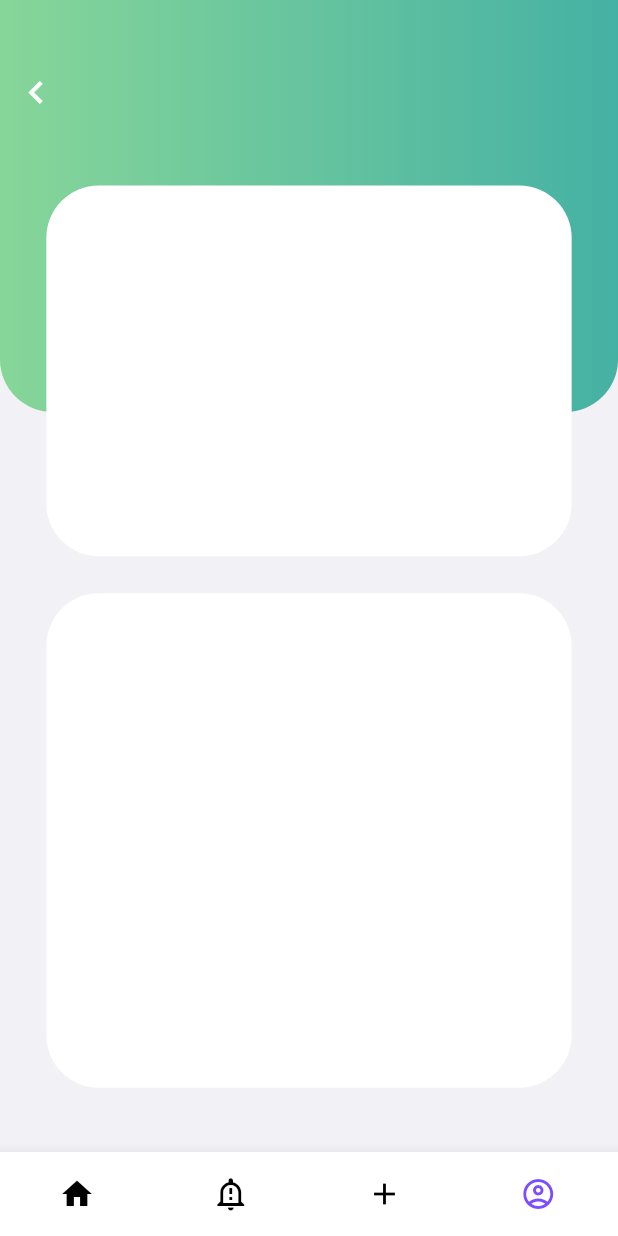
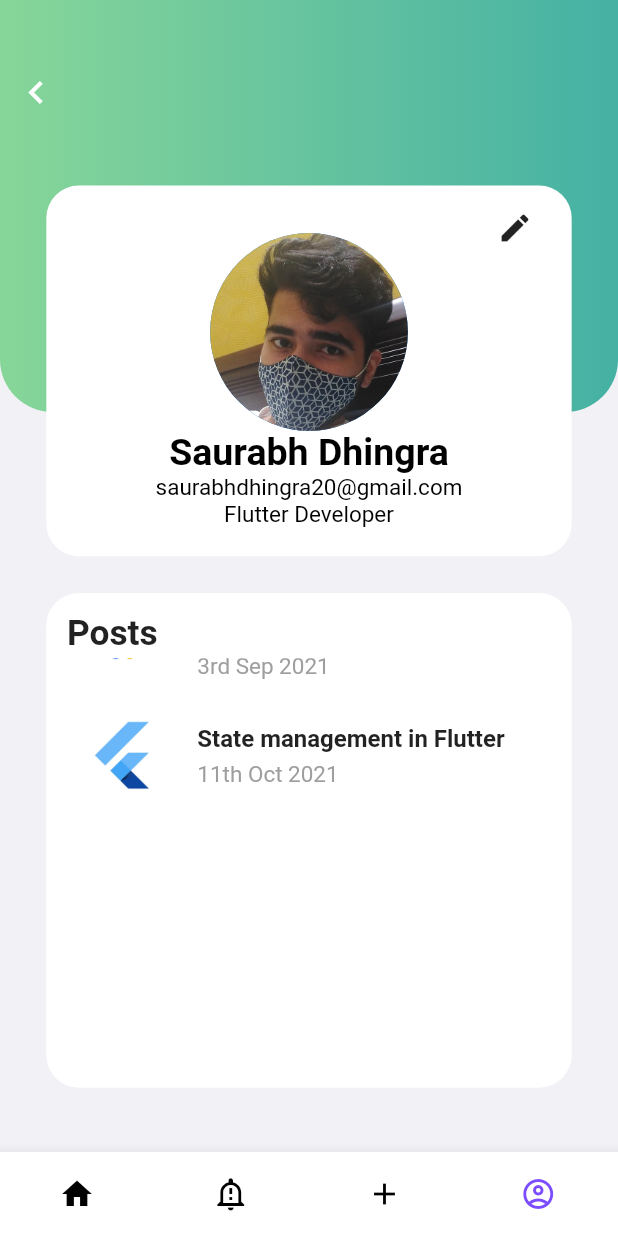
Before and after one commit to GDSC-USICT/GDSC-USICT-App, a Flutter app: the screen it shows after launch, item 4 of the bottom bar chosen, after a tap on the "chevron left" icon, on a phone screen of 412 x 824 dp. Run offline on Flutter 3.47's test engine with Material 2 defaults, Android fonts, the phone set to English and light mode, and no system bars; drawn by our look-alikes of animated_bottom_navigation_bar.

Commit message:
Profile page layout

```diff
--- a/lib/Screens/profile_screen.dart
+++ b/lib/Screens/profile_screen.dart
@@ -1,6 +1,9 @@
 import 'package:flutter/material.dart';
 import 'package:flutter/cupertino.dart';
 import 'package:gdsc_usict/constants.dart';
+import 'package:gdsc_usict/models/users.dart';
+import 'package:gdsc_usict/functions.dart';
+import 'package:gdsc_usict/models/posts.dart';
 
 class ProfileScreen extends StatefulWidget {
   @override
@@ -12,6 +15,7 @@ class _ProfileScreenState extends State<ProfileScreen> {
   Widget build(BuildContext context) {
     var height = SizeConfig.getHeight(context);
     var width = SizeConfig.getWidth(context);
+    final user = UserPreferences.myUser;
 
     return Scaffold(
       backgroundColor: Color(0xFFF2F1F6),
@@ -51,7 +55,7 @@ class _ProfileScreenState extends State<ProfileScreen> {
                     color: Colors.white,
                     icon: Icon(Icons.chevron_left),
                     onPressed: () {
-                      print('Button pressed');
+                      print('Back pressed');
                     },
                   ),
                 ),
@@ -63,7 +67,64 @@ class _ProfileScreenState extends State<ProfileScreen> {
                   height: height * 0.3,
                   decoration: BoxDecoration(
                     color: Colors.white,
-                    borderRadius: BorderRadius.all(Radius.circular(35)),
+                    borderRadius:
+                        BorderRadius.all(Radius.circular(height / 38)),
+                  ),
+                  child: Column(
+                    crossAxisAlignment: CrossAxisAlignment.center,
+                    children: <Widget>[
+                      SizedBox(
+                        height: height * 0.01,
+                      ),
+                      Container(
+                        height: height / 35,
+                        width: width,
+                        child: Row(
+                          children: [
+                            SizedBox(
+                              width: width * 0.7,
+                            ),
+                            IconButton(
+                              onPressed: () {
+                                print('Edit pressed');
+                              },
+                              icon: Icon(Icons.edit),
+                            )
+                          ],
+                        ),
+                      ),
+                      CircleAvatar(
+                        radius: height * 0.08,
+                        backgroundImage: AssetImage(user.imagePath),
+                      ),
+                      Center(
+                        child: Column(
+                          children: [
+                            Text(
+                              user.name,
+                              style: TextStyle(
+                                  color: Colors.black,
+                                  fontSize: 25,
+                                  fontWeight: FontWeight.bold),
+                            ),
+                            Text(
+                              user.email,
+                              style: TextStyle(
+                                  color: Colors.black,
+                                  fontSize: 15,
+                                  fontWeight: FontWeight.normal),
+                            ),
+                            Text(
+                              user.about,
+                              style: TextStyle(
+                                  color: Colors.black,
+                                  fontSize: 15,
+                                  fontWeight: FontWeight.normal),
+                            ),
+                          ],
+                        ),
+                      ),
+                    ],
                   ),
                 ),
               ),
@@ -73,11 +134,78 @@ class _ProfileScreenState extends State<ProfileScreen> {
               Align(
                 alignment: Alignment.center,
                 child: Container(
+                  child: Stack(
+                    children: [
+                      ListView.builder(
+                        itemCount: data.length,
+                        itemBuilder: (context, i) => Column(
+                          children: <Widget>[
+                            ListTile(
+                              leading: Container(
+                                width: width / 6,
+                                height: height / 15,
+                                child: Image(
+                                  image: AssetImage(data[i].imagePath),
+                                ),
+                                decoration: BoxDecoration(
+                                  borderRadius:
+                                      BorderRadius.all(Radius.circular(15)),
+                                ),
+                              ),
+                              title: Text(
+                                data[i].title,
+                                style: TextStyle(fontWeight: FontWeight.bold),
+                              ),
+                              subtitle: Container(
+                                padding: const EdgeInsets.only(top: 5.0),
+                                child: Text(
+                                  formattedDate(data[i].date),
+                                  style: TextStyle(
+                                      color: Colors.grey, fontSize: 15.0),
+                                ),
+                              ),
+                            )
+                          ],
+                        ),
+                      ),
+                      Container(
+                        height: height / 19,
+                        decoration: BoxDecoration(
+                          color: Colors.white,
+                          borderRadius: BorderRadius.all(Radius.circular(35)),
+                        ),
+                        child: Column(
+                          children: [
+                            SizedBox(
+                              height: height / 67,
+                            ),
+                            Row(
+                              children: [
+                                SizedBox(
+                                  width: width / 30,
+                                ),
+                                Text(
+                                  'Posts',
+                                  style: TextStyle(
+                                      fontSize: height / 35,
+                                      fontWeight: FontWeight.bold),
+                                ),
+                                SizedBox(
+                                  width: width / 20,
+                                ),
+                              ],
+                            ),
+                          ],
+                        ),
+                      ),
+                    ],
+                  ),
                   width: width * 0.85,
                   height: height * 0.4,
                   decoration: BoxDecoration(
                     color: Colors.white,
-                    borderRadius: BorderRadius.all(Radius.circular(35)),
+                    borderRadius:
+                        BorderRadius.all(Radius.circular(height / 38)),
                   ),
                 ),
               )
--- /dev/null
+++ b/lib/functions.dart
@@ -0,0 +1,38 @@
+Map months = {
+  1: 'Jan',
+  2: 'Feb',
+  3: 'Mar',
+  4: 'Apr',
+  5: 'May',
+  6: 'Jun',
+  7: 'Jul',
+  8: 'Aug',
+  9: 'Sep',
+  10: 'Oct',
+  11: 'Nov',
+  12: 'Dec'
+};
+List st = [1, 21, 31];
+List nd = [2, 22];
+List rd = [3, 23];
+
+String ordinal(DateTime selectedDate) {
+  if (st.contains(selectedDate.day)) {
+    return 'st';
+  } else if (nd.contains(selectedDate.day)) {
+    return 'nd';
+  } else if (rd.contains(selectedDate.day)) {
+    return 'rd';
+  } else {
+    return 'th';
+  }
+}
+
+String formattedDate(DateTime selectedDate) {
+  return selectedDate.day.toString() +
+      ordinal(selectedDate) +
+      ' ' +
+      months[selectedDate.month] +
+      ' ' +
+      selectedDate.year.toString();
+}
--- a/lib/main.dart
+++ b/lib/main.dart
@@ -12,7 +12,7 @@ class MyApp extends StatelessWidget {
   @override
   Widget build(BuildContext context) {
     return MaterialApp(
-      title: 'Flutter Demo',
+      title: 'GDSC',
       debugShowCheckedModeBanner: false,
       theme: ThemeData(
         primarySwatch: Colors.blue,
--- /dev/null
+++ b/lib/models/posts.dart
@@ -0,0 +1,28 @@
+import 'package:flutter/material.dart';
+
+class PostModel {
+  final String title;
+  final String content;
+  final DateTime date;
+  final String imagePath;
+
+  PostModel(
+      {@required this.title,
+      @required this.content,
+      @required this.date,
+      @required this.imagePath});
+}
+
+List<PostModel> data = [
+  PostModel(
+      title: 'GDSC EVENT',
+      content:
+          'Google Developer Students Club USICT brings you the ultimate hackathon experience in your college on 12th October 2021 in Seminar Hall E-block',
+      imagePath: 'images/i1.png',
+      date: DateTime.utc(2021, 9, 3)),
+  PostModel(
+      title: 'State management in Flutter',
+      content: 'We are discussing state management in Flutter using Redux',
+      imagePath: 'images/i2.png',
+      date: DateTime.utc(2021, 10, 11)),
+];
--- /dev/null
+++ b/lib/models/users.dart
@@ -0,0 +1,22 @@
+class User {
+  final String imagePath;
+  final String name;
+  final String email;
+  final String about;
+
+  const User({
+    this.imagePath,
+    this.name,
+    this.email,
+    this.about,
+  });
+}
+
+class UserPreferences {
+  static const myUser = User(
+    imagePath: 'images/user.jpg',
+    name: 'Saurabh Dhingra',
+    email: 'saurabhdhingra20@gmail.com',
+    about: 'Flutter Developer',
+  );
+}
```
Also changed, not shown: pubspec.yaml (+5 -53 lines), images/i1.png (added), images/i2.png (added), images/user.jpg (added).
